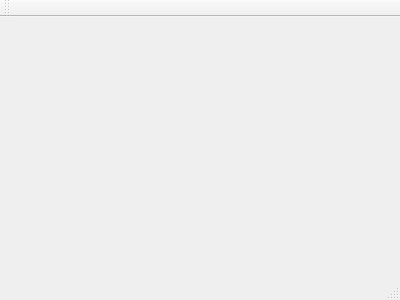
Before: the Qt Designer form form/mainwindow.ui in AndreLaranjeira/ProxyGate, drawn with Qt 5.
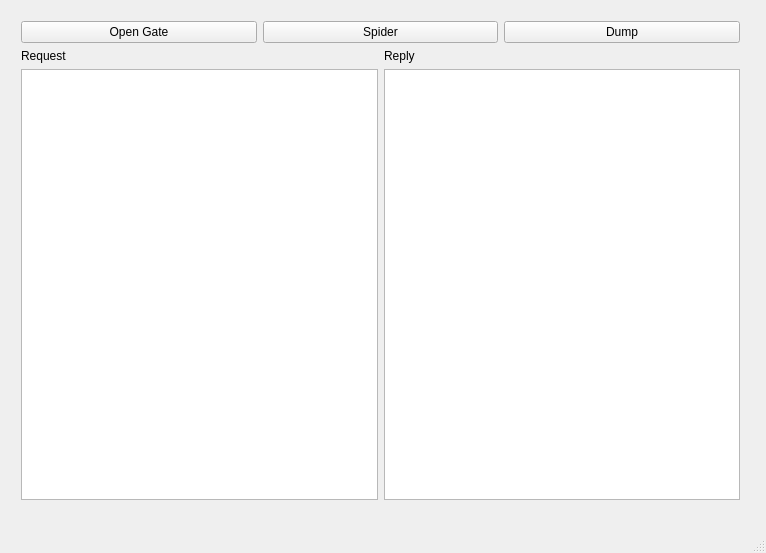
After: the same form once the commit is applied.

Commit message: Basic UI with two text fields and three buttons implemented

Diff of the .ui file:
```diff
--- a/form/mainwindow.ui
+++ b/form/mainwindow.ui
@@ -1,24 +1,100 @@
 <ui version="4.0">
  <class>MainWindow</class>
- <widget class="QMainWindow" name="MainWindow" >
-  <property name="geometry" >
+ <widget class="QMainWindow" name="MainWindow">
+  <property name="geometry">
    <rect>
     <x>0</x>
     <y>0</y>
-    <width>400</width>
-    <height>300</height>
+    <width>766</width>
+    <height>553</height>
    </rect>
   </property>
   <property name="windowTitle" >
    <string>MainWindow</string>
   </property>
-  <widget class="QMenuBar" name="menuBar" />
-  <widget class="QToolBar" name="mainToolBar" />
-  <widget class="QWidget" name="centralWidget" />
-  <widget class="QStatusBar" name="statusBar" />
+  <widget class="QWidget" name="centralWidget">
+   <property name="enabled">
+    <bool>true</bool>
+   </property>
+   <property name="minimumSize">
+    <size>
+     <width>766</width>
+     <height>0</height>
+    </size>
+   </property>
+   <widget class="QWidget" name="gridLayoutWidget">
+    <property name="geometry">
+     <rect>
+      <x>10</x>
+      <y>10</y>
+      <width>741</width>
+      <height>501</height>
+     </rect>
+    </property>
+    <layout class="QGridLayout" name="gridLayout">
+     <item row="6" column="0" colspan="2">
+      <layout class="QHBoxLayout" name="horizontalLayout_4">
+       <item>
+        <widget class="QPushButton" name="button_gate">
+         <property name="text">
+          <string>Open Gate</string>
+         </property>
+        </widget>
+       </item>
+       <item>
+        <widget class="QPushButton" name="button_spider">
+         <property name="text">
+          <string>Spider</string>
+         </property>
+        </widget>
+       </item>
+       <item>
+        <widget class="QPushButton" name="button_dump">
+         <property name="text">
+          <string>Dump</string>
+         </property>
+        </widget>
+       </item>
+      </layout>
+     </item>
+     <item row="12" column="0">
+      <layout class="QVBoxLayout" name="verticalLayout">
+       <item>
+        <widget class="QLabel" name="label">
+         <property name="text">
+          <string>Request</string>
+         </property>
+        </widget>
+       </item>
+       <item>
+        <widget class="QPlainTextEdit" name="text_request"/>
+       </item>
+      </layout>
+     </item>
+     <item row="12" column="1">
+      <layout class="QVBoxLayout" name="verticalLayout_6">
+       <item>
+        <widget class="QLabel" name="label_6">
+         <property name="text">
+          <string>Reply</string>
+         </property>
+        </widget>
+       </item>
+       <item>
+        <widget class="QPlainTextEdit" name="text_reply"/>
+       </item>
+      </layout>
+     </item>
+    </layout>
+   </widget>
+  </widget>
+  <widget class="QStatusBar" name="statusBar">
+   <property name="enabled">
+    <bool>false</bool>
+   </property>
+  </widget>
  </widget>
- <layoutDefault spacing="6" margin="11" />
- <pixmapfunction></pixmapfunction>
+ <layoutdefault spacing="6" margin="11"/>
  <resources/>
  <connections/>
 </ui>
```
Left out of the diff: 3 changed lines with no effect on the pictures.
